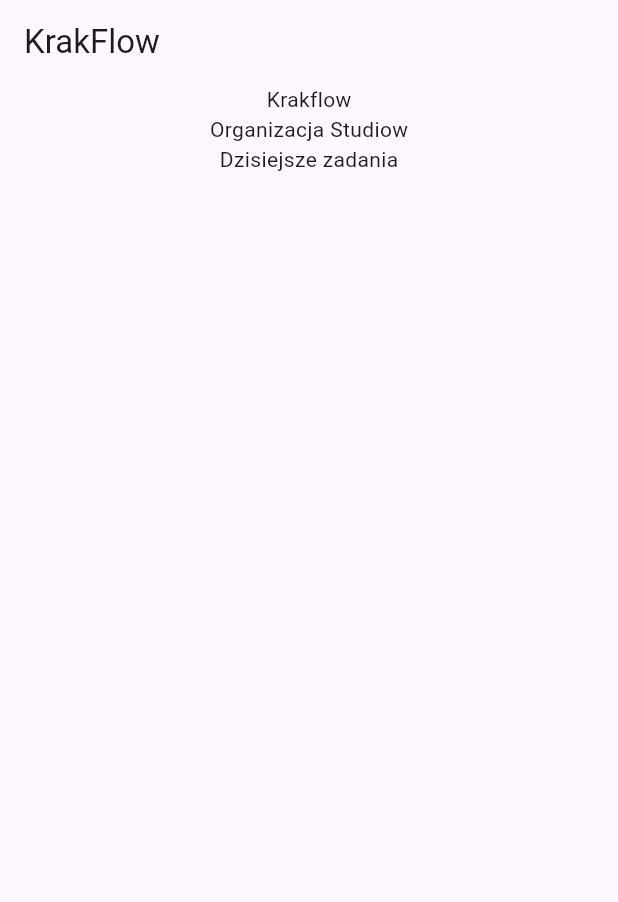
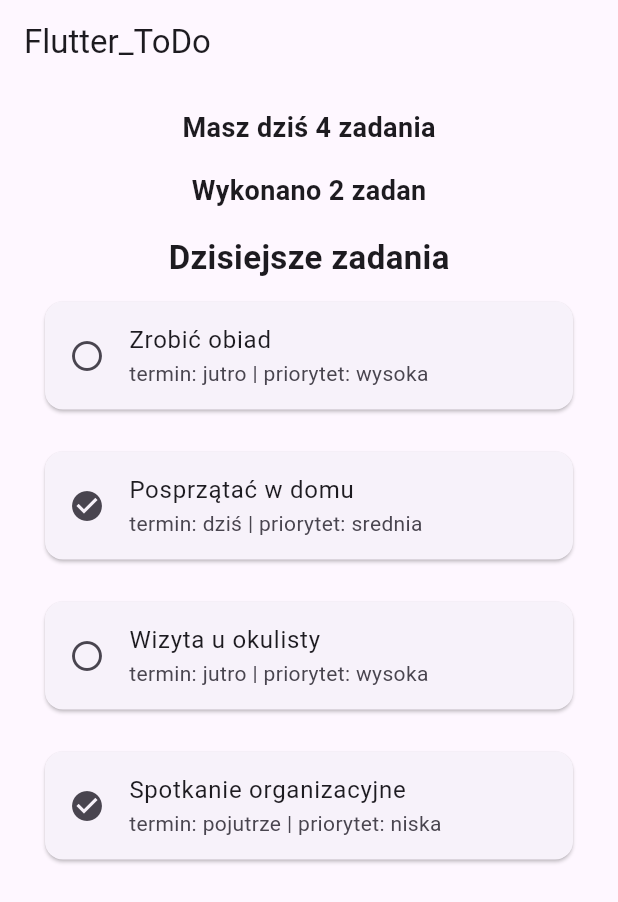
Before and after one commit to Johnson6745/flutter_todo, a Flutter app: the screen it shows after launch, on a phone screen of 412 x 824 dp. Shown: the top 902 px of the screen. Run offline on Flutter 3.47's test engine with Material 3 defaults, Android fonts, the phone set to English and light mode, and no system bars.

Commit message:
LAB_04 24.03.2026

```diff
--- a/lib/main.dart
+++ b/lib/main.dart
@@ -3,28 +3,98 @@ import 'package:flutter/material.dart';
 void main() {
   runApp(const MyApp());
 }
+//ZADANIE 1
+class Task{
+  final String title;
+  final String daeadline;
+  final bool done;
+  final String priority;
+
+  Task({required this.title, required this.daeadline, required this.done, required this.priority});
+
+}
+//ZADANIE 2
+List<Task> tasks = [
+  Task(title: 'Zrobić obiad', daeadline: 'jutro', done: false, priority: 'wysoka'),
+  Task(title: 'Posprzątać w domu', daeadline: 'dziś', done: true, priority: 'srednia'),
+  Task(title: 'Wizyta u okulisty', daeadline: 'jutro', done: false, priority: 'wysoka'),
+  Task(title: 'Spotkanie organizacyjne', daeadline: 'pojutrze', done: true, priority: 'niska')
+];
 
 class MyApp extends StatelessWidget {
   const MyApp({super.key});
 
+
   @override
   Widget build(BuildContext context) {
+    final taskCountDone = tasks.where((task) => task.done).length;
     return MaterialApp(
       home: Scaffold(
         appBar: AppBar(
-          // ZADANIE 1
-          title: Text("KrakFlow"),
+          title: Text("Flutter_ToDo"),
         ),
 
         body:
-        // ZADANIE 2 I 3
-        Center(child: Column(children: [Text("Krakflow"), Text("Organizacja Studiow"), Text("Dzisiejsze zadania")]),)
+        Padding(
+          padding: EdgeInsets.all(16),
+          child: Center(child: Column(
+              children: [
+                Text("Masz dziś ${tasks.length} zadania",style: TextStyle(
+                  fontSize: 18,
+                  fontWeight: FontWeight.bold,
+                ),),
+                SizedBox(height: 16),
+                Text("Wykonano ${taskCountDone} zadan",style: TextStyle(
+                  fontSize: 18,
+                  fontWeight: FontWeight.bold,
+                ),),
+                SizedBox(height: 16),
+                Text("Dzisiejsze zadania",
+                  style: TextStyle(
+                    fontSize: 22,
+                    fontWeight: FontWeight.bold,
+                  ),
+                ),
+                Expanded(child:  ListView.builder(itemCount: tasks.length,
+
+                    itemBuilder: (context, index) {
+                      final task = tasks[index];
+                      return TaskCard(title: task.title, subtitle: 'termin: ${task.daeadline} | priorytet: ${task.priority}', icon: task.done ? Icons.check_circle : Icons.radio_button_unchecked);
+                    }
+                ) )
 
 
-      ),
+              ]
 
-    );
+          ),)
+          ,
+        )
+
+        //ZADANIE 2
 
 
+    ));
   }
 }
+
+class TaskCard extends StatelessWidget {
+  final String title;
+  final String subtitle;
+  final IconData icon;
+  const TaskCard({
+    super.key,
+    required this.title,
+    required this.subtitle,
+    required this.icon,
+  });
+  @override
+  Widget build(BuildContext context) {
+    return Padding(padding: EdgeInsets.all(10),child: Card(
+    child: ListTile(
+    leading: Icon(icon),
+    title: Text(title),
+    subtitle: Text(subtitle),
+    ),
+    ));
+  }
+}
```
